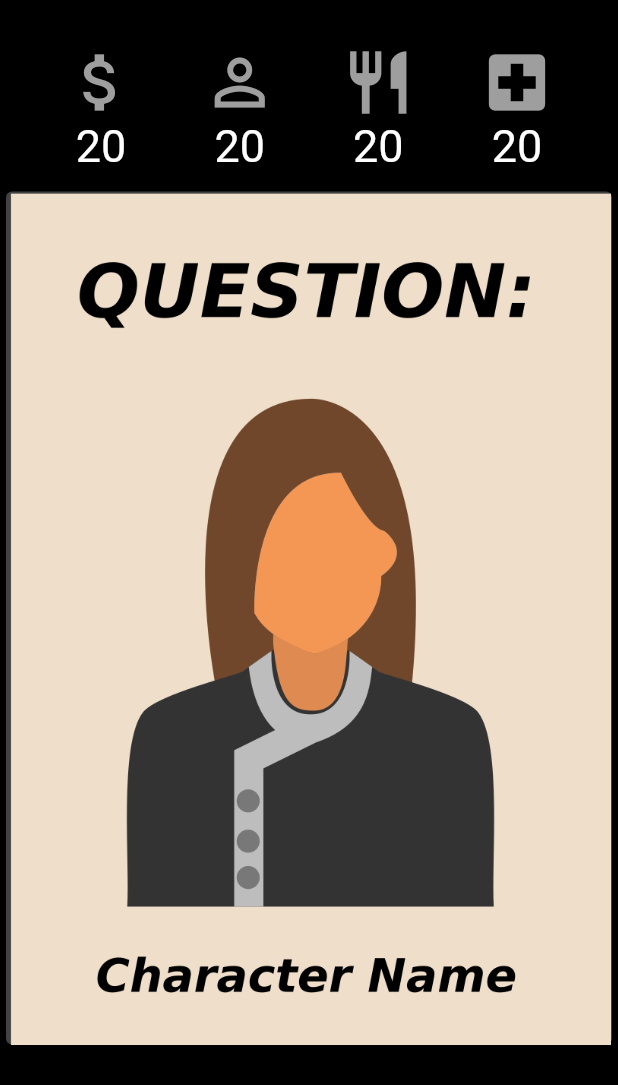
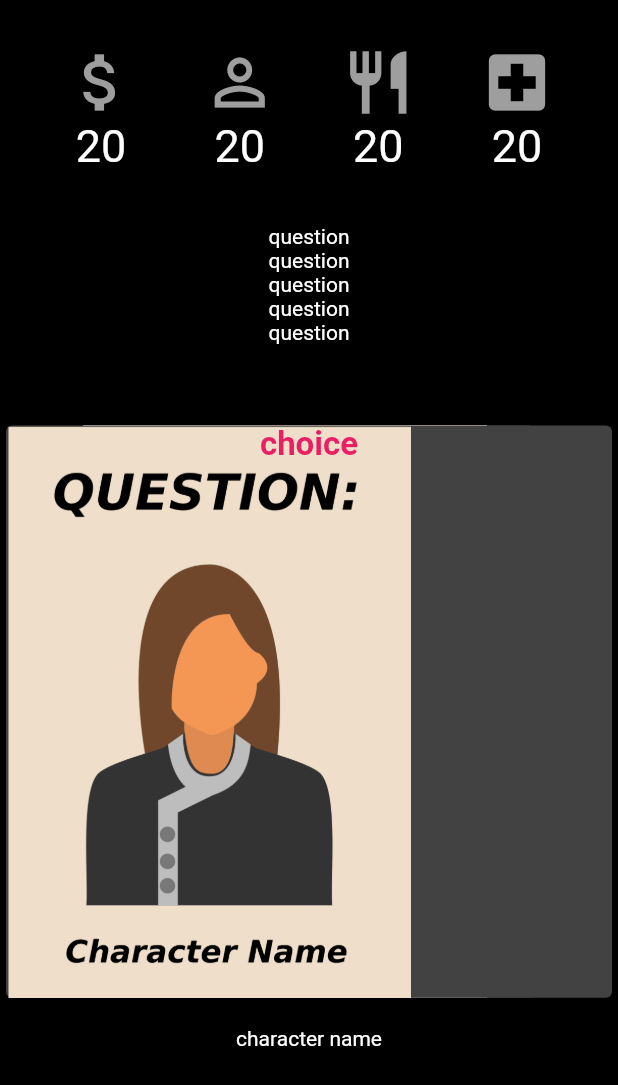
Before and after one commit to dhruvarora91/codiv-91, a Flutter app: the GamePage screen opened by its route, on a phone screen of 412 x 824 dp. Shown: the top 1085 px of the screen. Run offline on Flutter 3.47's test engine with Material 2 defaults, Android fonts, the light colour scheme and no system bars; drawn by our look-alikes of flutter_tindercard.

Commit message:
bohot kaam bacha hae

```diff
--- a/lib/game.dart
+++ b/lib/game.dart
@@ -1,8 +1,18 @@
+import 'package:flutter/cupertino.dart';
 import 'package:flutter/material.dart';
 import 'package:flutter_tindercard/flutter_tindercard.dart';
 import 'constants.dart';
 
-class GamePage extends StatelessWidget {
+int moneyVar = 20;
+
+enum dir { left, right }
+
+class GamePage extends StatefulWidget {
+  @override
+  _GamePageState createState() => _GamePageState();
+}
+
+class _GamePageState extends State<GamePage> {
   List<String> cardImages = [
     'images/characterimg1.png',
     'images/characterimg2.png',
@@ -15,79 +25,64 @@ class GamePage extends StatelessWidget {
     'images/characterimg4.png',
     'images/characterimg5.png',
   ];
+
   @override
   Widget build(BuildContext context) {
-    final int moneyVar = 20;
     final int personVar = 20;
     final int foodVar = 20;
     final int healthVar = 20;
+    CardController controller; //Use this to trigger swap.
+    dir direction;
+    AlignmentGeometry a = Alignment.topCenter;
+
+    String choice = "";
+
     return Scaffold(
       body: SafeArea(
         child: Column(
           children: <Widget>[
             Expanded(
+                flex: 2,
                 child: Padding(
-              padding: const EdgeInsets.only(top: 30.0),
+                  padding: const EdgeInsets.only(
+                    top: 30.0,
+                  ),
                   child: Row(
                     mainAxisAlignment: MainAxisAlignment.spaceEvenly,
                     children: <Widget>[
-                  Column(
-                    children: <Widget>[
-                      Icon(
-                        Icons.attach_money,
-                        size: 50.0,
-                        color: Colors.grey,
+                      Factors(
+                        icon: Icons.attach_money,
+                        value: moneyVar,
                       ),
-                      Text(
-                        moneyVar.toString(),
-                        style: kNumberTextStyle,
+                      Factors(
+                        icon: Icons.person_outline,
+                        value: personVar,
                       ),
-                    ],
+                      Factors(
+                        icon: Icons.restaurant,
+                        value: foodVar,
                       ),
-                  Column(
-                    children: <Widget>[
-                      Icon(
-                        Icons.person_outline,
-                        size: 50.0,
-                        color: Colors.grey,
-                      ),
-                      Text(
-                        personVar.toString(),
-                        style: kNumberTextStyle,
-                      ),
-                    ],
-                  ),
-                  Column(
-                    children: <Widget>[
-                      Icon(
-                        Icons.restaurant,
-                        size: 50.0,
-                        color: Colors.grey,
-                      ),
-                      Text(
-                        foodVar.toString(),
-                        style: kNumberTextStyle,
-                      ),
-                    ],
-                  ),
-                  Column(
-                    children: <Widget>[
-                      Icon(
-                        Icons.local_hospital,
-                        size: 50.0,
-                        color: Colors.grey,
-                      ),
-                      Text(
-                        healthVar.toString(),
-                        style: kNumberTextStyle,
-                      ),
-                    ],
+                      Factors(
+                        icon: Icons.local_hospital,
+                        value: healthVar,
                       ),
                     ],
                   ),
                 )),
             Expanded(
-              flex: 5,
+              flex: 8,
+              child: Column(
+                mainAxisAlignment: MainAxisAlignment.center,
+                children: <Widget>[
+                  Expanded(
+                    flex: 2,
+                    child: Text(
+                      'question\nquestion\nquestion\nquestion\nquestion\n',
+                      textAlign: TextAlign.center,
+                    ),
+                  ),
+                  Expanded(
+                    flex: 6,
                     child: TinderSwapCard(
                         orientation: AmassOrientation.BOTTOM,
                         totalNum: cardImages.length,
@@ -98,8 +93,74 @@ class GamePage extends StatelessWidget {
                         minWidth: MediaQuery.of(context).size.width * 0.5,
                         minHeight: MediaQuery.of(context).size.width * 0.7,
                         cardBuilder: (context, index) => Card(
-                  child: Image.asset('${cardImages[index]}'),
+                              child: Stack(
+                                children: <Widget>[
+                                  Image.asset('${cardImages[index]}'),
+                                  Container(
+                                      alignment: a,
+                                      child: Text(
+                                        'choice',
+                                        style: TextStyle(
+                                            color: Colors.pink,
+                                            fontWeight: FontWeight.bold,
+                                            fontSize: 22.0),
+                                      )),
+                                ],
                               ),
+                            ),
+                        cardController: controller = CardController(),
+                        swipeUpdateCallback:
+                            (DragUpdateDetails details, Alignment align) {
+                          /// Get swiping card's alignment
+                          setState(() {
+//                            if (align.x == 0) {
+//                              choice = '';
+//                            }
+                            if (align.x < 0) {
+                              //Card is LEFT swiping
+                              print('Going left');
+                              choice = 'choice left';
+                              a = Alignment.topRight;
+//
+//                              align = Alignment.topRight;
+                            } else if (align.x > 0) {
+                              //Card is RIGHT swiping
+                              print('Going right');
+
+                              choice = 'choice right';
+
+                              a = Alignment.topLeft;
+                            }
+                          });
+                        },
+                        swipeCompleteCallback:
+                            (CardSwipeOrientation orientation, int index) {
+                          /// Get orientation & index of swiped card!
+
+                          if (orientation == CardSwipeOrientation.LEFT) {
+                            setState(() {
+                              moneyVar++;
+                            });
+                            print('went left');
+                          } else if (orientation ==
+                              CardSwipeOrientation.RIGHT) {
+                            setState(() {
+                              moneyVar--;
+                            });
+                            print('went right');
+                          }
+                        }),
+                  ),
+                  SizedBox(
+                    height: 15,
+                  ),
+                  Expanded(
+                    child: Text(
+                      'character name',
+                      textAlign: TextAlign.center,
+                    ),
+                  ),
+                ],
               ),
             ),
             Expanded(
@@ -112,18 +173,25 @@ class GamePage extends StatelessWidget {
   }
 }
 
-//Row(
-//mainAxisAlignment: MainAxisAlignment.spaceEvenly,
-//children: <Widget>[
-//Icon(Icons.attach_money),
-//Icon(Icons.person_outline),
-//Icon(Icons.fastfood),
-//Icon(Icons.local_hospital),
-//],
-//),
+class Factors extends StatelessWidget {
+  Factors({@required this.icon, @required this.value});
+  final IconData icon;
+  int value;
 
-//
-//maxWidth: MediaQuery.of(context).size.width * 0.9,
-//maxHeight: MediaQuery.of(context).size.width * 0.9,
-//minWidth: MediaQuery.of(context).size.width * 0.8,
-//minHeight: MediaQuery.of(context).size.width * 0.8,
+  @override
+  Widget build(BuildContext context) {
+    return Column(
+      children: <Widget>[
+        Icon(
+          icon,
+          size: 50.0,
+          color: Colors.grey,
+        ),
+        Text(
+          value.toString(),
+          style: kNumberTextStyle,
+        ),
+      ],
+    );
+  }
+}
```
Also changed, not shown: lib/card_data.dart (added). Lines whose indentation alone changed are shown as unchanged.
